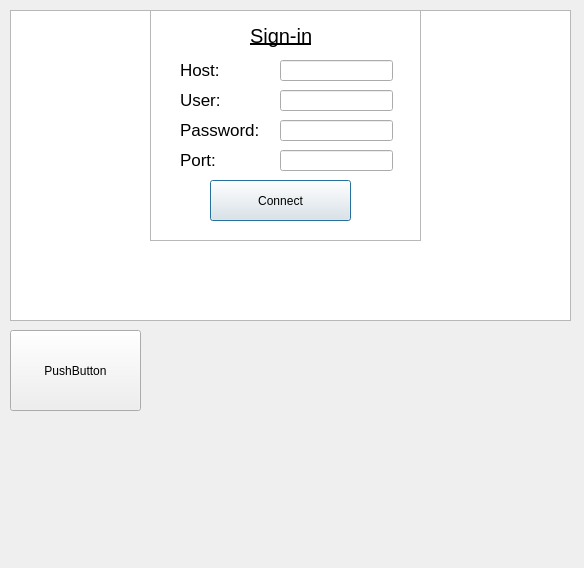
Before: the Qt Designer form Login.ui in NetworkFundamentalsELEN4017/FTP-Project, drawn with Qt 5.
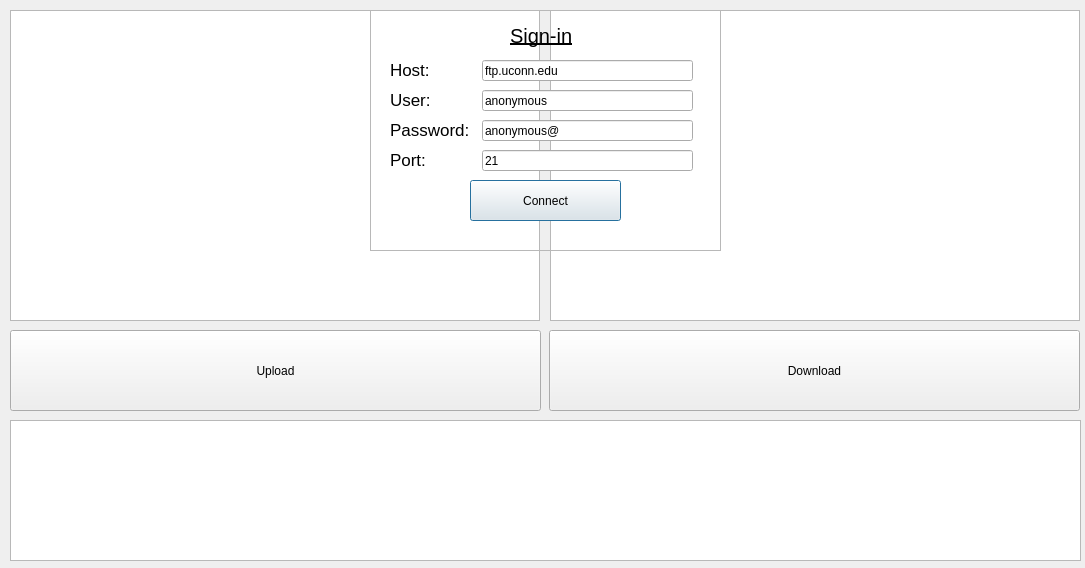
After: the same form once the commit is applied.

Commit message: Client Reworked

Patch:
```diff
--- a/Login.ui
+++ b/Login.ui
@@ -6,36 +6,20 @@
    <rect>
     <x>0</x>
     <y>0</y>
-    <width>584</width>
+    <width>1085</width>
     <height>568</height>
    </rect>
   </property>
   <property name="windowTitle">
    <string>Dialog</string>
   </property>
-  <widget class="QLabel" name="lblOutput">
-   <property name="geometry">
-    <rect>
-     <x>190</x>
-     <y>330</y>
-     <width>191</width>
-     <height>101</height>
-    </rect>
-   </property>
-   <property name="text">
-    <string/>
-   </property>
-   <property name="alignment">
-    <set>Qt::AlignCenter</set>
-   </property>
-  </widget>
   <widget class="QFrame" name="frmLogin">
    <property name="geometry">
     <rect>
-     <x>150</x>
+     <x>370</x>
      <y>10</y>
-     <width>271</width>
-     <height>231</height>
+     <width>351</width>
+     <height>241</height>
     </rect>
    </property>
    <property name="frameShape">
@@ -47,9 +31,9 @@
    <widget class="QPushButton" name="btnLogin">
     <property name="geometry">
      <rect>
-      <x>60</x>
+      <x>100</x>
       <y>170</y>
-      <width>141</width>
+      <width>151</width>
       <height>41</height>
      </rect>
     </property>
@@ -60,17 +44,20 @@
    <widget class="QLineEdit" name="edtHost">
     <property name="geometry">
      <rect>
-      <x>130</x>
+      <x>112</x>
       <y>50</y>
-      <width>113</width>
+      <width>211</width>
       <height>21</height>
      </rect>
     </property>
+    <property name="text">
+     <string>ftp.uconn.edu</string>
+    </property>
    </widget>
    <widget class="QLabel" name="lblPass">
     <property name="geometry">
      <rect>
-      <x>30</x>
+      <x>20</x>
       <y>110</y>
       <width>81</width>
       <height>20</height>
@@ -88,27 +75,36 @@
    <widget class="QLineEdit" name="edtUser">
     <property name="geometry">
      <rect>
-      <x>130</x>
+      <x>112</x>
       <y>80</y>
-      <width>113</width>
+      <width>211</width>
       <height>21</height>
      </rect>
     </property>
+    <property name="text">
+     <string>anonymous</string>
+    </property>
    </widget>
    <widget class="QLineEdit" name="edtPass">
     <property name="geometry">
      <rect>
-      <x>130</x>
+      <x>112</x>
       <y>110</y>
-      <width>113</width>
+      <width>211</width>
       <height>21</height>
      </rect>
     </property>
+    <property name="inputMask">
+     <string/>
+    </property>
+    <property name="text">
+     <string>anonymous@</string>
+    </property>
    </widget>
    <widget class="QLabel" name="lblHost">
     <property name="geometry">
      <rect>
-      <x>30</x>
+      <x>20</x>
       <y>50</y>
       <width>81</width>
       <height>20</height>
@@ -126,7 +122,7 @@
    <widget class="QLabel" name="lblPort">
     <property name="geometry">
      <rect>
-      <x>30</x>
+      <x>20</x>
       <y>140</y>
       <width>81</width>
       <height>20</height>
@@ -144,9 +140,9 @@
    <widget class="QLabel" name="lblSignin">
     <property name="geometry">
      <rect>
-      <x>100</x>
+      <x>140</x>
       <y>10</y>
-      <width>61</width>
+      <width>71</width>
       <height>31</height>
      </rect>
     </property>
@@ -166,17 +162,20 @@
    <widget class="QLineEdit" name="edtPort">
     <property name="geometry">
      <rect>
-      <x>130</x>
+      <x>112</x>
       <y>140</y>
-      <width>113</width>
+      <width>211</width>
       <height>21</height>
      </rect>
     </property>
+    <property name="text">
+     <string>21</string>
+    </property>
    </widget>
    <widget class="QLabel" name="lblUser">
     <property name="geometry">
      <rect>
-      <x>30</x>
+      <x>20</x>
       <y>80</y>
       <width>81</width>
       <height>20</height>
@@ -192,12 +191,12 @@
     </property>
    </widget>
   </widget>
-  <widget class="QTreeView" name="treeView">
+  <widget class="QTreeView" name="treeViewUp">
    <property name="geometry">
     <rect>
      <x>10</x>
      <y>10</y>
-     <width>561</width>
+     <width>530</width>
      <height>311</height>
     </rect>
    </property>
@@ -219,18 +218,71 @@
     <rect>
      <x>10</x>
      <y>330</y>
-     <width>131</width>
+     <width>531</width>
      <height>81</height>
     </rect>
    </property>
    <property name="text">
-    <string>PushButton</string>
+    <string>Upload</string>
    </property>
   </widget>
-  <zorder>lblOutput</zorder>
-  <zorder>treeView</zorder>
-  <zorder>frmLogin</zorder>
+  <widget class="QPushButton" name="btnDownload">
+   <property name="geometry">
+    <rect>
+     <x>549</x>
+     <y>330</y>
+     <width>531</width>
+     <height>81</height>
+    </rect>
+   </property>
+   <property name="text">
+    <string>Download</string>
+   </property>
+  </widget>
+  <widget class="QTreeView" name="treeViewDown">
+   <property name="geometry">
+    <rect>
+     <x>550</x>
+     <y>10</y>
+     <width>530</width>
+     <height>311</height>
+    </rect>
+   </property>
+   <property name="horizontalScrollBarPolicy">
+    <enum>Qt::ScrollBarAlwaysOff</enum>
+   </property>
+   <property name="horizontalScrollMode">
+    <enum>QAbstractItemView::ScrollPerItem</enum>
+   </property>
+   <property name="rootIsDecorated">
+    <bool>false</bool>
+   </property>
+   <property name="allColumnsShowFocus">
+    <bool>false</bool>
+   </property>
+  </widget>
+  <widget class="QPlainTextEdit" name="pteConsole">
+   <property name="geometry">
+    <rect>
+     <x>10</x>
+     <y>420</y>
+     <width>1071</width>
+     <height>141</height>
+    </rect>
+   </property>
+   <property name="readOnly">
+    <bool>true</bool>
+   </property>
+   <property name="plainText">
+    <string/>
+   </property>
+  </widget>
+  <zorder>treeViewUp</zorder>
   <zorder>btnUpload</zorder>
+  <zorder>btnDownload</zorder>
+  <zorder>treeViewDown</zorder>
+  <zorder>frmLogin</zorder>
+  <zorder>pteConsole</zorder>
  </widget>
  <resources/>
  <connections/>
```
The commit also changes 1 other file.
